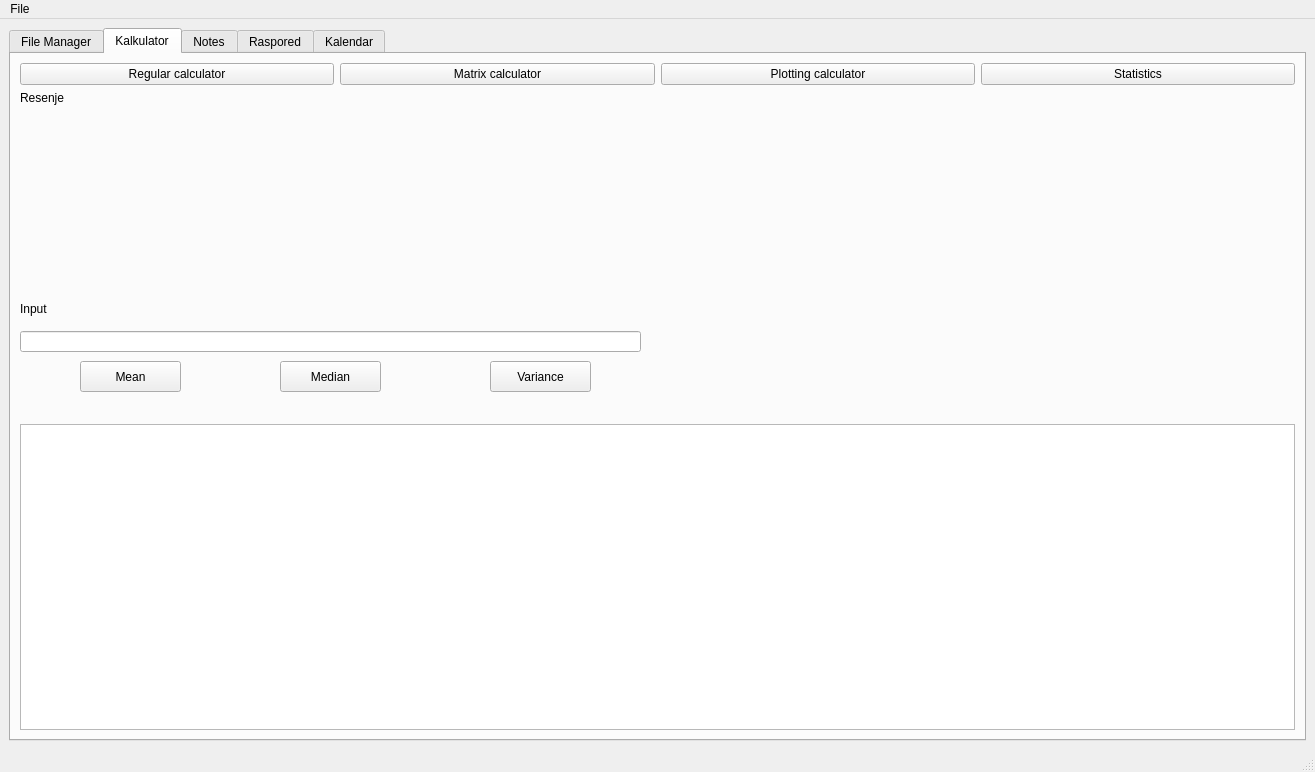
milalukic/matfHub, file matfHub/mainwindow.ui: the form before one commit.
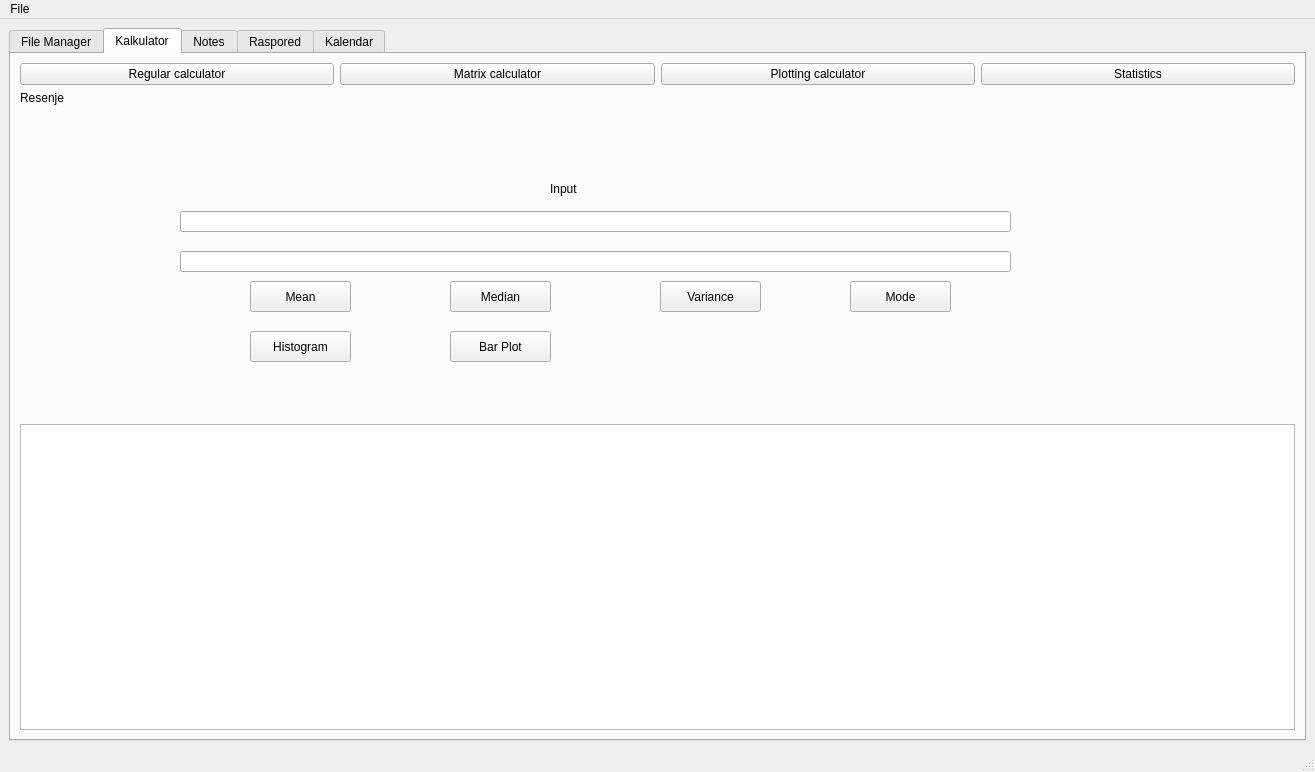
The form after the commit. Icons and pictures are not drawn.

Commit message: dodati modus, histogram i bar plot.

What changed in the file:
```diff
--- a/matfHub/mainwindow.ui
+++ b/matfHub/mainwindow.ui
@@ -2449,9 +2449,9 @@
            <widget class="QLineEdit" name="leStat">
             <property name="geometry">
              <rect>
-              <x>0</x>
-              <y>220</y>
-              <width>621</width>
+              <x>160</x>
+              <y>100</y>
+              <width>831</width>
               <height>21</height>
              </rect>
             </property>
@@ -2459,8 +2459,8 @@
            <widget class="QLabel" name="label_9">
             <property name="geometry">
              <rect>
-              <x>0</x>
-              <y>190</y>
+              <x>530</x>
+              <y>70</y>
               <width>58</width>
               <height>15</height>
              </rect>
@@ -2472,8 +2472,8 @@
            <widget class="QPushButton" name="pbMean">
             <property name="geometry">
              <rect>
-              <x>60</x>
-              <y>250</y>
+              <x>230</x>
+              <y>170</y>
               <width>101</width>
               <height>31</height>
              </rect>
@@ -2485,8 +2485,8 @@
            <widget class="QPushButton" name="pbVariance">
             <property name="geometry">
              <rect>
-              <x>470</x>
-              <y>250</y>
+              <x>640</x>
+              <y>170</y>
               <width>101</width>
               <height>31</height>
              </rect>
@@ -2498,8 +2498,8 @@
            <widget class="QPushButton" name="pbMedian">
             <property name="geometry">
              <rect>
-              <x>260</x>
-              <y>250</y>
+              <x>430</x>
+              <y>170</y>
               <width>101</width>
               <height>31</height>
              </rect>
@@ -2508,6 +2508,55 @@
              <string>Median</string>
             </property>
            </widget>
+           <widget class="QPushButton" name="pbMode">
+            <property name="geometry">
+             <rect>
+              <x>830</x>
+              <y>170</y>
+              <width>101</width>
+              <height>31</height>
+             </rect>
+            </property>
+            <property name="text">
+             <string>Mode</string>
+            </property>
+           </widget>
+           <widget class="QPushButton" name="pbHist">
+            <property name="geometry">
+             <rect>
+              <x>230</x>
+              <y>220</y>
+              <width>101</width>
+              <height>31</height>
+             </rect>
+            </property>
+            <property name="text">
+             <string>Histogram</string>
+            </property>
+           </widget>
+           <widget class="QPushButton" name="pbBar">
+            <property name="geometry">
+             <rect>
+              <x>430</x>
+              <y>220</y>
+              <width>101</width>
+              <height>31</height>
+             </rect>
+            </property>
+            <property name="text">
+             <string>Bar Plot</string>
+            </property>
+           </widget>
+           <widget class="QLineEdit" name="leStatNames">
+            <property name="geometry">
+             <rect>
+              <x>160</x>
+              <y>140</y>
+              <width>831</width>
+              <height>21</height>
+             </rect>
+            </property>
+           </widget>
           </widget>
          </widget>
         </item>
```
The commit also changes 2 other files.
